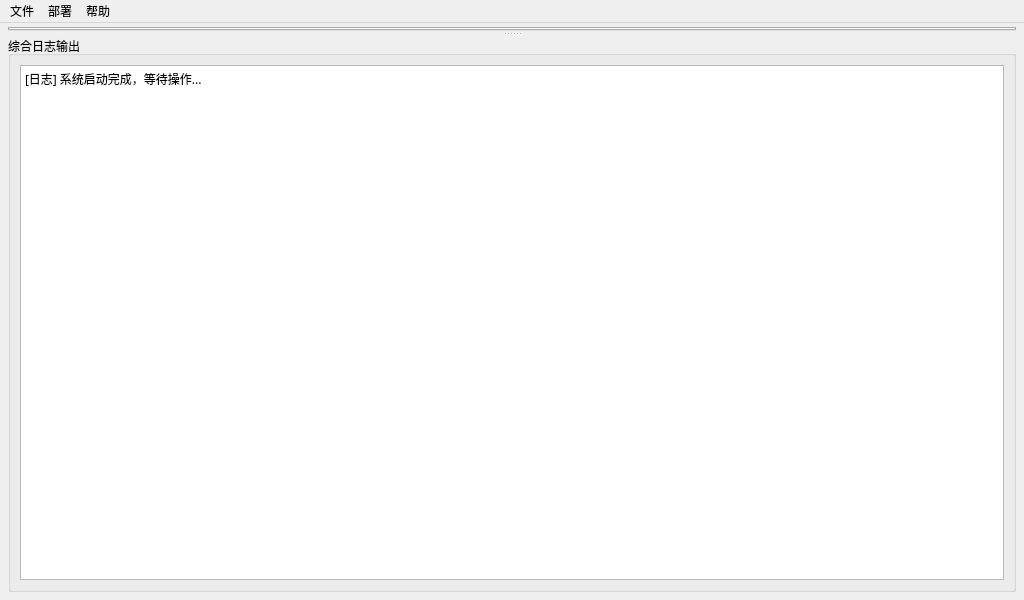
Qt form DeployMaster.ui (turnarond/DeviceForge) before a commit.
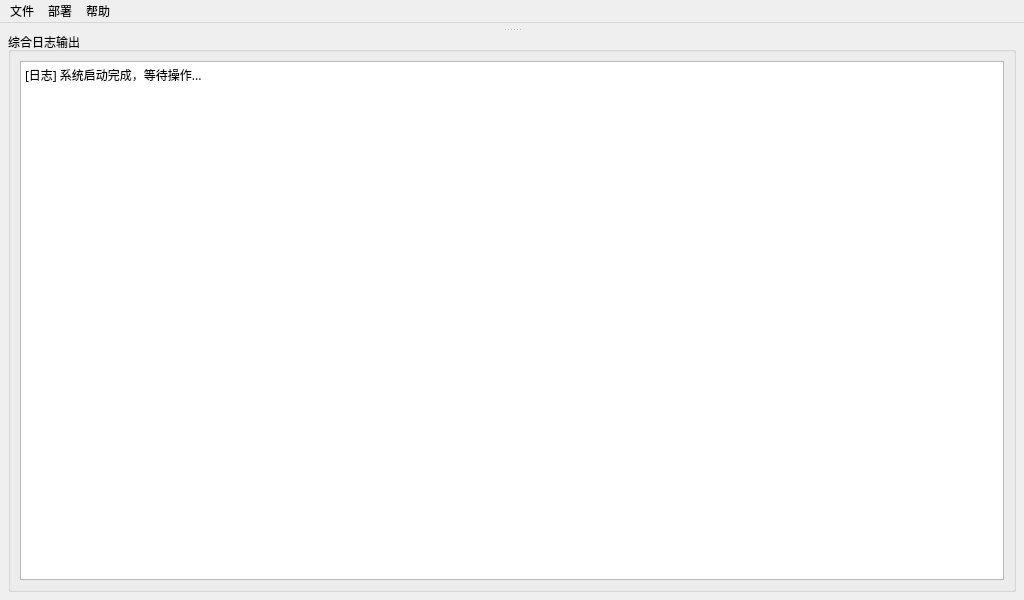
The same form after that commit. Icons and pictures are not drawn.

Commit message: feat(layout): 左侧导航栏 + QStackedWidget 替代 QTabWidget

The edit to the form file:
```diff
--- a/DeployMaster.ui
+++ b/DeployMaster.ui
@@ -40,10 +40,7 @@
       <property name="handleWidth">
        <number>5</number>
       </property>
-      <widget class="QTabWidget" name="tabWidget">
-       <property name="tabPosition">
-        <enum>QTabWidget::TabPosition::North</enum>
-       </property>
+      <widget class="QStackedWidget" name="toolStack">
        <property name="currentIndex">
         <number>0</number>
        </property>
```
The commit also changes 6 other files.
